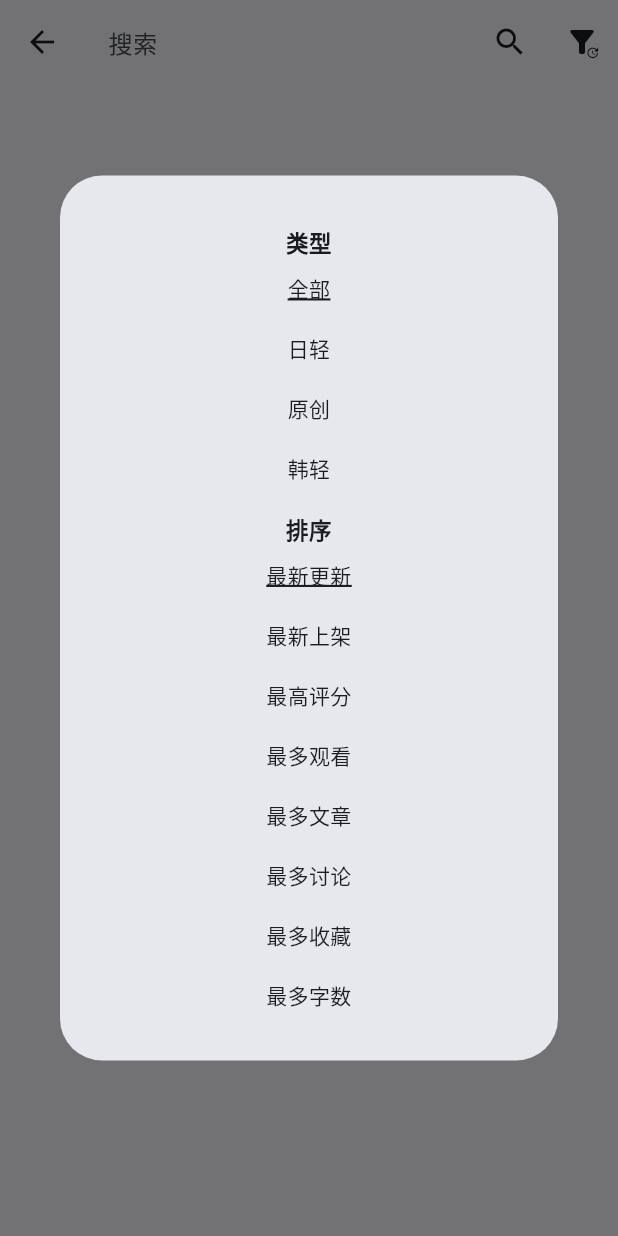
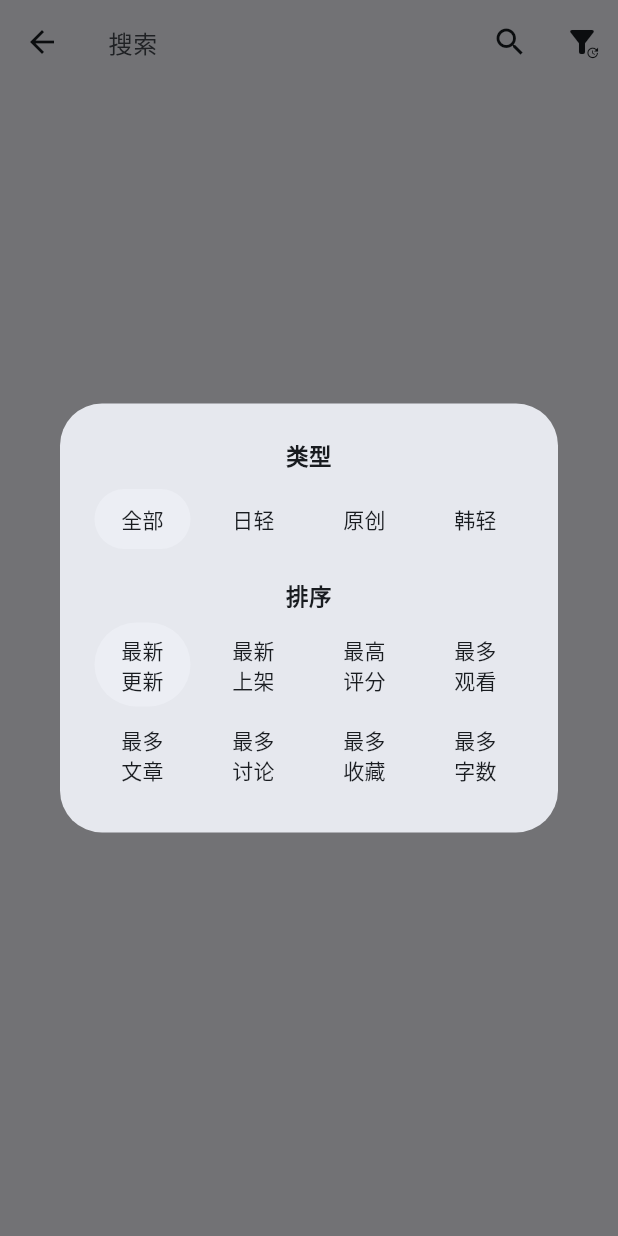
Before and after one commit to EnableAria/Esjzone, a Flutter app: the SearchPage screen opened by its route, after a tap on the "filter alt" icon, on a phone screen of 412 x 824 dp. Run offline on Flutter 3.47's test engine with Material 3 defaults, Android fonts, the light colour scheme and no system bars; our stand-ins replace cached_network_image, dio, flutter_cache_manager, flutter_html, flutter_svg, shared_preferences; accounts and stored records are empty; network calls fail.

Commit message:
筛选对话框显示样式调整

```diff
--- a/lib/common/format.dart
+++ b/lib/common/format.dart
@@ -23,3 +23,12 @@ String formatBytes(int number) {
   List<String> unit = ["B", "KB", "MB", "GB", "TB"];
   return "${(number / pow(1024, index)).toStringAsFixed(2)} ${unit[index]}";
 }
+
+/// 格式化文本(手动换行)
+String formatFilter(String text) {
+  if (text.length > 3) {
+    int half = (text.length ~/ 2) + (text.length % 2);
+    return "${text.substring(0, half)}\n${text.substring(half)}";
+  }
+  return text;
+}
--- a/lib/widgets/custom_button.dart
+++ b/lib/widgets/custom_button.dart
@@ -1,4 +1,5 @@
 import 'package:flutter/material.dart';
+import '../common/format.dart';
 
 /// 图标按钮(标题栏和工具菜单)
 class CustomIconButton extends StatelessWidget {
@@ -344,6 +345,10 @@ void _showFilterDialog({
     context: context,
     builder: (_) {
       return Dialog(
+        child: ScrollConfiguration(
+          behavior: ScrollConfiguration.of(context).copyWith(
+            overscroll: false, // 禁用拉伸效果
+          ),
           child: ListView(
             padding: EdgeInsets.symmetric(vertical: 24),
             shrinkWrap: true,
@@ -352,35 +357,41 @@ void _showFilterDialog({
               Options<Enum> e = entry.value;
               return result..addAll([
                 Padding(
-                padding: EdgeInsets.only(top: 10),
+                  padding: EdgeInsets.only(top: index == 0 ? 0 : 16, bottom: 8),
                   child: Text(e.title,
                     textAlign: TextAlign.center,
                     style: TextStyle(fontWeight: FontWeight.bold, fontSize: fontSize + 1),
                   ),
                 ),
-              ...e.options.map((value) => InkWell(
-                onTap: () {
+                Wrap(
+                  alignment: WrapAlignment.center,
+                  spacing: 10,
+                  runSpacing: 4,
+                  children: e.options.map((value) => TextButton(
+                    style: TextButton.styleFrom(
+                      foregroundColor: Theme.of(context).textTheme.bodyLarge?.color,
+                      backgroundColor: value == e.initialValue
+                          ? Theme.of(context).colorScheme.surfaceContainer
+                          : null,
+                    ),
+                    onPressed: () {
                       if (onChanged != null) onChanged(index, value);
                       Navigator.pop(context);
                     },
-                child: Container(
-                  padding: EdgeInsets.symmetric(vertical: 10),
                     child: Text(
-                    (value as dynamic).description,
+                      formatFilter((value as dynamic).description),
                       textAlign: TextAlign.center,
                       style: TextStyle(
                         fontSize: fontSize,
-                      decoration: value == e.initialValue
-                          ? TextDecoration.underline
-                          : TextDecoration.none,
                         decorationThickness: 2.0,
                       ),
                     ),
+                  )).toList(),
                 ),
-              )),
               ]);
             }),
           ),
+        )
       );
     },
   );
```
Lines whose indentation alone changed are shown as unchanged.
